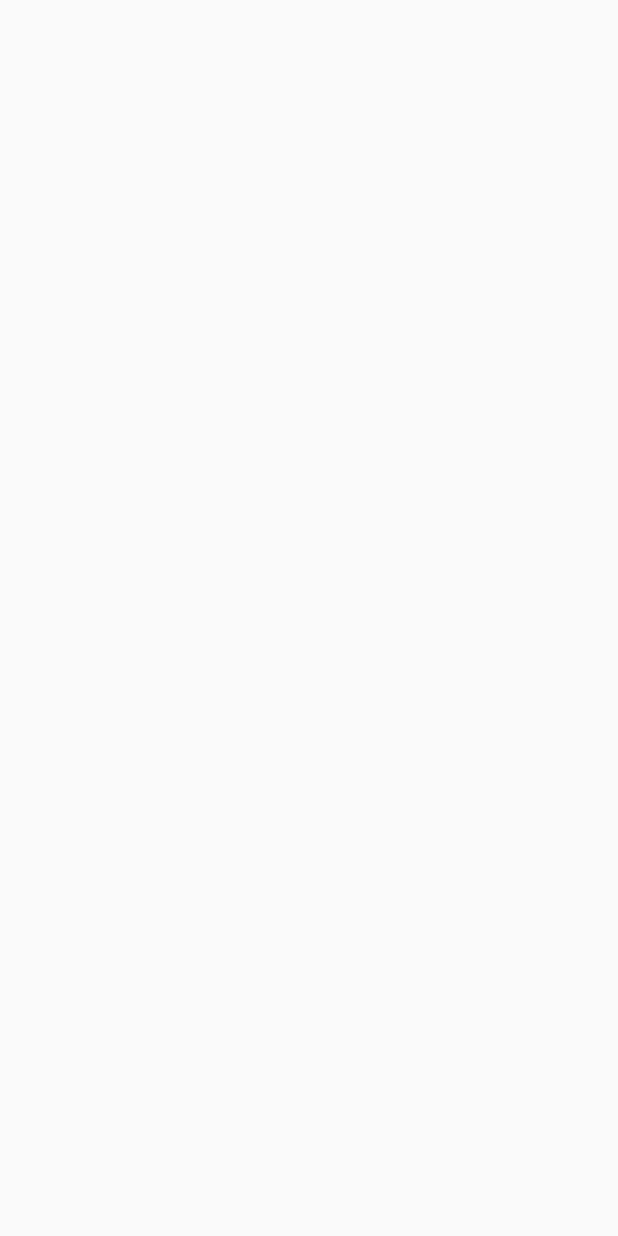
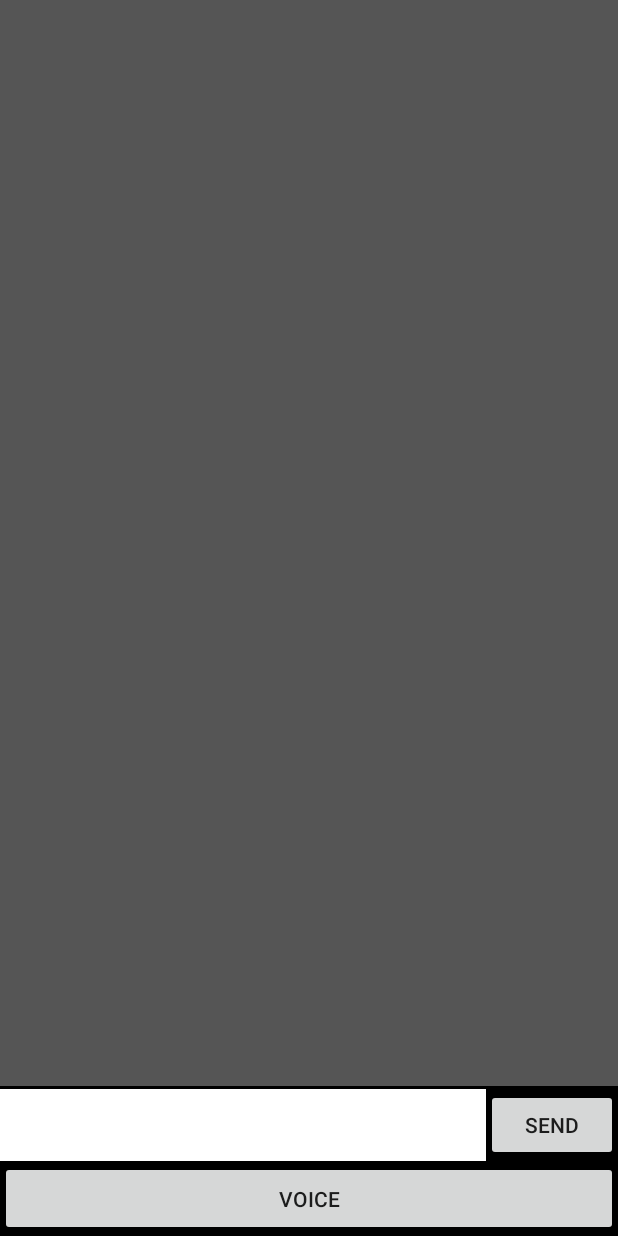
Before and after one commit to NevermoreStudios/WalkieTalkie, an Android app: the MainActivity screen opened directly, with no data from a screen before it, on a phone screen of 412 x 824 dp. Before the commit the screen is empty. Run offline under Robolectric (Android 15) with nearby library versions, the phone set to English and light mode, and no system bars.

Commit message:
Gitignore 3 (#7)
* Test

* Test 2

* main act

* Gui

* giti

```diff
--- a/app/src/main/java/com/nevermore/walkietalkie/client/LoginActivity.java
+++ b/app/src/main/java/com/nevermore/walkietalkie/client/LoginActivity.java
@@ -1,6 +1,7 @@
 package com.nevermore.walkietalkie.client;
 
 import android.app.Activity;
+
 import android.content.BroadcastReceiver;
 import android.content.Context;
 import android.content.Intent;
--- a/app/src/main/java/com/nevermore/walkietalkie/client/MainActivity.java
+++ b/app/src/main/java/com/nevermore/walkietalkie/client/MainActivity.java
@@ -2,15 +2,40 @@ package com.nevermore.walkietalkie.client;
 
 import android.app.Activity;
 import android.os.Bundle;
+import android.support.v4.widget.DrawerLayout;
+import android.widget.Button;
+import android.widget.RelativeLayout;
 
 import com.nevermore.walkietalkie.R;
 
 public class MainActivity extends Activity {
+    InetAddress serverAddress;
+    VoiceThread vt;
+    ChatThread ct;
+    String username;
+    DrawerLayout mDrawerLayout;
+    RelativeLayout mLeftDrawer;
+    RelativeLayout mRightDrawer;
+    RelativeLayout mContentFrame;
+    Button mButton;
+
 
     @Override
     protected void onCreate(Bundle savedInstanceState) {
         super.onCreate(savedInstanceState);
         setContentView(R.layout.activity_main);
+        mDrawerLayout=(DrawerLayout) findViewById(R.id.drawer_layout);
+        mRightDrawer=(RelativeLayout) findViewById(R.id.left_drawer);
+        mLeftDrawer=(RelativeLayout) findViewById(R.id.right_drawer);
+        mContentFrame=(RelativeLayout) findViewById(R.id.content_frame);
+        mButton = (Button) findViewById(R.id.SendButton);
+    }
+
+
+    private void Click()
+    {
+
+
     }
 
 }
--- a/app/src/main/res/layout/activity_login.xml
+++ b/app/src/main/res/layout/activity_login.xml
@@ -1,6 +1,7 @@
 <?xml version="1.0" encoding="utf-8"?>
 <RelativeLayout xmlns:android="http://schemas.android.com/apk/res/android"
     xmlns:tools="http://schemas.android.com/tools"
+    android:background="#000000"
     android:layout_width="match_parent"
     android:layout_height="match_parent"
     android:paddingBottom="@dimen/activity_vertical_margin"
--- a/app/src/main/res/layout/activity_main.xml
+++ b/app/src/main/res/layout/activity_main.xml
@@ -1,13 +1,95 @@
 <?xml version="1.0" encoding="utf-8"?>
-<RelativeLayout xmlns:android="http://schemas.android.com/apk/res/android"
-    xmlns:tools="http://schemas.android.com/tools"
+<android.support.v4.widget.DrawerLayout
+    xmlns:android="http://schemas.android.com/apk/res/android"
+    android:id="@+id/drawer_layout"
     android:layout_width="match_parent"
-    android:layout_height="match_parent"
-    android:paddingBottom="@dimen/activity_vertical_margin"
-    android:paddingLeft="@dimen/activity_horizontal_margin"
-    android:paddingRight="@dimen/activity_horizontal_margin"
-    android:paddingTop="@dimen/activity_vertical_margin"
-    tools:context=".client.MainActivity">
+    android:layout_height="match_parent">
+    <!-- The main content view -->
+    <RelativeLayout
+        android:id="@+id/content_frame"
+        android:layout_width="match_parent"
+        android:layout_height="match_parent"
+        android:background="#000">
 
+        <Button
+            android:text="Send"
+            android:layout_width="wrap_content"
+            android:layout_height="wrap_content"
+            android:layout_alignParentBottom="true"
+            android:layout_alignParentRight="true"
+            android:layout_alignParentEnd="true"
+            android:layout_marginBottom="50dp"
+            android:id="@+id/SendButton"
+            android:onClick="Click"/>
 
-</RelativeLayout>
+        <EditText
+            android:layout_width="wrap_content"
+            android:layout_height="wrap_content"
+            android:inputType="textPersonName"
+            android:ems="10"
+            android:layout_alignTop="@+id/SendButton"
+            android:layout_toLeftOf="@+id/SendButton"
+            android:id="@+id/TextBox"
+            android:layout_alignParentLeft="true"
+            android:layout_alignParentStart="true"
+            android:background="#fff"
+            android:layout_alignParentBottom="true"
+            android:layout_marginBottom="50dp"/>
+
+        <ListView
+            android:layout_width="match_parent"
+            android:layout_height="match_parent"
+            android:layout_alignParentTop="true"
+            android:layout_alignParentRight="true"
+            android:layout_alignParentEnd="true"
+            android:layout_marginRight="0dp"
+            android:layout_marginEnd="0dp"
+            android:layout_marginTop="0dp"
+            android:layout_marginBottom="100dp"
+            android:background="#555"/>
+
+        <Button
+            android:text="Voice"
+            android:layout_width="wrap_content"
+            android:layout_height="50dp"
+            android:id="@+id/PushToTalkButton"
+            android:layout_alignParentBottom="true"
+            android:layout_alignParentRight="true"
+            android:layout_alignParentEnd="true"
+            android:layout_alignParentLeft="true"
+            android:layout_alignParentStart="true" />
+    </RelativeLayout>
+    <!-- The navigation drawer -->
+    <RelativeLayout android:id="@+id/left_drawer"
+        android:layout_width="240dp"
+        android:layout_height="match_parent"
+        android:layout_gravity="left"
+        android:divider="@android:color/transparent"
+        android:dividerHeight="0dp"
+        android:background="#000">
+
+        <ListView
+            android:layout_width="match_parent"
+            android:layout_height="match_parent"
+            android:layout_alignParentTop="true"
+            android:layout_alignParentLeft="true"
+            android:layout_alignParentStart="true"
+            android:background="#555"/>
+    </RelativeLayout>
+    <RelativeLayout android:id="@+id/right_drawer"
+        android:layout_width="240dp"
+        android:layout_height="match_parent"
+        android:layout_gravity="right"
+        android:divider="@android:color/transparent"
+        android:dividerHeight="0dp"
+        android:background="#000">
+
+        <ListView
+            android:layout_width="match_parent"
+            android:layout_height="match_parent"
+            android:layout_alignParentTop="true"
+            android:layout_alignParentRight="true"
+            android:layout_alignParentEnd="true"
+            android:background="#555"/>
+    </RelativeLayout>
+</android.support.v4.widget.DrawerLayout>
```
Also changed, not shown: 2 other files.
